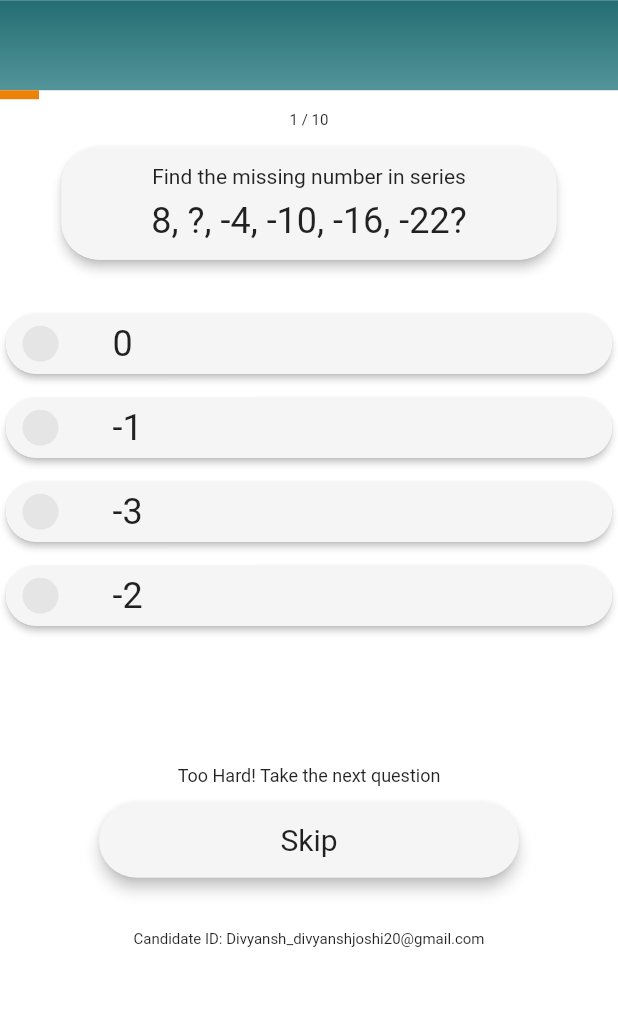
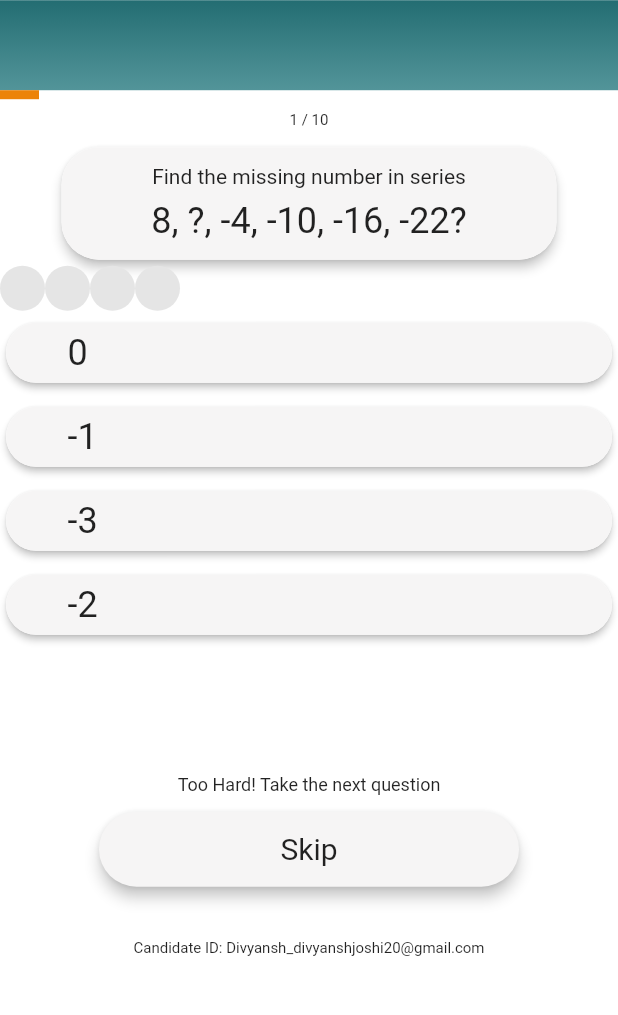
Before and after one commit to archrave/Demo-Quiz-App, a Flutter app: the screen it shows after launch, after a tap on "Number System", on a phone screen of 412 x 824 dp, the part 58-1073 px from its top. Run offline on Flutter 3.47's test engine with Material 2 defaults, Android fonts, the phone set to English and light mode, and no system bars.

Commit message:
Logic works, icons go null inside OptionItem

```diff
--- a/lib/screens/quiz_screen.dart
+++ b/lib/screens/quiz_screen.dart
@@ -14,36 +14,74 @@ class QuizScreen extends StatefulWidget {
 }
 
 class _QuizScreenState extends State<QuizScreen> {
-  final CircleAvatar theEmptyIcon = CircleAvatar(
+  final Color topBarcolor1 = const Color(0xFF236D72);
+  final Color topBarcolor2 = const Color(0x4D9196).withOpacity(0.97);
+  final Color orangeColor = const Color(0xFFEC8308);
+  final Color greyColor = const Color(0xFFF6F5F5);
+
+  final CircleAvatar emptyIcon = CircleAvatar(
     backgroundColor: Color(0xFFE5E5E5),
     radius: 15,
   );
-  CircleAvatar get theIcon {
-    return theEmptyIcon;
-  }
+  final CircleAvatar greenTick = CircleAvatar(
+    radius: 15,
+    backgroundColor: Colors.green,
+    child: Icon(
+      Icons.check,
+      color: Colors.white,
+    ),
+  );
 
-  final Color topBarcolor1 = const Color(0xFF236D72);
-
-  final Color topBarcolor2 = const Color(0x4D9196).withOpacity(0.97);
-
-  final Color orangeColor = const Color(0xFFEC8308);
-
-  final Color greyColor = const Color(0xFFF6F5F5);
+  final CircleAvatar redCross = CircleAvatar(
+    radius: 15,
+    backgroundColor: Colors.red,
+    child: Icon(
+      Icons.close,
+      color: Colors.white,
+    ),
+  );
 
   int questionIndex = 0;
+  List<bool> _isSelected = [false, false, false, false];
+  List<CircleAvatar> answerIcon = [
+    CircleAvatar(
+      backgroundColor: Color(0xFFE5E5E5),
+      radius: 15,
+    ),
+    CircleAvatar(
+      backgroundColor: Color(0xFFE5E5E5),
+      radius: 15,
+    ),
+    CircleAvatar(
+      backgroundColor: Color(0xFFE5E5E5),
+      radius: 15,
+    ),
+    CircleAvatar(
+      backgroundColor: Color(0xFFE5E5E5),
+      radius: 15,
+    ),
+  ];
 
-  List<bool> _isSelected = [false, false, false, false];
   List<int> get answers {
     return widget.questions[questionIndex]['answers'] as List<int>;
   }
 
-  void resetSelected(int ansIndex, bool ansValue) {
-    _isSelected[ansIndex] = ansValue;
-    print('bools are set false for indexes: ');
+  // void initState() {
+  //   super.initState();
+  //   for (int i = 0; i < answers.length; i++)
+  //     answerIcon[i] = CircleAvatar(
+  //       backgroundColor: Color(0xFFE5E5E5),
+  //       radius: 15,
+  //     );
+  // }
+
+  void resetSelected(int ansIndex) {
+    //print('Bools are set false for indexes: ');
     for (int i = 0; i < answers.length; i++) {
       if (i != ansIndex) {
         setState(() {
           _isSelected[i] = false;
+          answerIcon[i] = emptyIcon;
         });
       }
       print('$_isSelected[i] ,');
@@ -57,6 +95,38 @@ class _QuizScreenState extends State<QuizScreen> {
       setState(() {
         questionIndex++;
       });
+  }
+
+  bool isCorrect(int thisAns, int answer) {
+    if (thisAns == answer)
+      return true;
+    else
+      return false;
+  }
+
+  void toggleIcon(int index, int actualAns) {
+    if (_isSelected[index] == false) {
+      print('Empty -> Filled');
+      if (!isCorrect(answers[index], actualAns)) {
+        setState(() {
+          _isSelected[index] = true;
+          answerIcon[index] = redCross;
+        });
+      } else {
+        setState(() {
+          _isSelected[index] = true;
+
+          answerIcon[index] = greenTick;
+        });
+      }
+    } else {
+      print('Filled -> Empty');
+      setState(() {
+        _isSelected[index] = false;
+        answerIcon[index] = emptyIcon;
+      });
+    }
+    resetSelected(index);
   }
 
   @override
@@ -107,7 +177,8 @@ class _QuizScreenState extends State<QuizScreen> {
           ),
           Question(widget.questions[questionIndex]['questionText1'],
               widget.questions[questionIndex]['questionText2']),
-          SizedBox(height: 24),
+          //SizedBox(height: 24),
+          Row(children: answerIcon),
           Container(
             height: 245,
             child: ListView.builder(
@@ -115,9 +186,10 @@ class _QuizScreenState extends State<QuizScreen> {
                 return OptionItem(
                   title: answers[index],
                   correctAns: widget.questions[questionIndex]['correctAns'],
+                  answerIndex: index,
                   isOptionSelected: _isSelected[index],
-                  answerIndex: index,
-                  restOptionsDeselect: resetSelected,
+                  toggleAnswerHandler: toggleIcon,
+                  icon: answerIcon[index],
                 );
               },
               itemCount: answers.length,
--- a/lib/widgets/option_item.dart
+++ b/lib/widgets/option_item.dart
@@ -1,105 +1,24 @@
 import 'package:flutter/material.dart';
 
-class OptionItem extends StatefulWidget {
+class OptionItem extends StatelessWidget {
   final int title;
   final int correctAns;
   final int answerIndex;
-  final Function restOptionsDeselect;
+  bool isOptionSelected;
+  final Function toggleAnswerHandler;
 
-  bool isOptionSelected;
+  //final Function restOptionsDeselect;
+  CircleAvatar icon;
+  //bool isOptionSelected;
   OptionItem({
     @required this.title,
     @required this.correctAns,
+    @required this.answerIndex,
     @required this.isOptionSelected,
-    @required this.answerIndex,
-    @required this.restOptionsDeselect,
+    @required this.toggleAnswerHandler,
+    //@required this.restOptionsDeselect,
+    @required icon,
   });
-
-  @override
-  _OptionItemState createState() => _OptionItemState();
-}
-
-class _OptionItemState extends State<OptionItem> {
-  void initState() {
-    icon = emptyIcon;
-
-    super.initState();
-  }
-
-  // _OptionItemState() {
-  // }
-  CircleAvatar icon;
-
-  @override
-  void didChangeDependencies() {
-    if (widget.isOptionSelected == false)
-      setState(() {
-        icon = emptyIcon;
-      });
-
-    super.didChangeDependencies();
-  }
-
-  final CircleAvatar emptyIcon = CircleAvatar(
-    backgroundColor: Color(0xFFE5E5E5),
-    radius: 15,
-  );
-
-  final CircleAvatar greenTick = CircleAvatar(
-    radius: 15,
-    backgroundColor: Colors.green,
-    child: Icon(
-      Icons.check,
-      color: Colors.white,
-    ),
-  );
-
-  final CircleAvatar redCross = CircleAvatar(
-    radius: 15,
-    backgroundColor: Colors.red,
-    child: Icon(
-      Icons.close,
-      color: Colors.white,
-    ),
-  );
-
-  bool isCorrect(int thisAns, int answer) {
-    if (thisAns == answer)
-      return true;
-    else
-      return false;
-  }
-
-//Used to string because equalto operator wasn't working
-  void toggleIcon() {
-    if (widget.isOptionSelected == false) {
-      print('matkr');
-      if (!isCorrect(widget.title, widget.correctAns)) {
-        setState(() {
-          icon = redCross;
-        });
-      } else {
-        setState(() {
-          icon = greenTick;
-        });
-      }
-      widget.isOptionSelected = true;
-    } else {
-      print('setkAr');
-      setState(() {
-        icon = emptyIcon;
-      });
-      widget.isOptionSelected = false;
-    }
-    widget.restOptionsDeselect(widget.answerIndex, widget.isOptionSelected);
-  }
-
-  void deSelect() {
-    if (widget.isOptionSelected == false)
-      setState(() {
-        icon = emptyIcon;
-      });
-  }
 
   @override
   Widget build(BuildContext context) {
@@ -130,11 +49,11 @@ class _OptionItemState extends State<OptionItem> {
                   SizedBox(
                     width: 25,
                   ),
-                  Text('${widget.title}'),
+                  Text('$title'),
                 ],
               )),
         ),
-        onTap: toggleIcon,
+        onTap: () => toggleAnswerHandler(answerIndex, correctAns),
       ),
     );
   }
```
